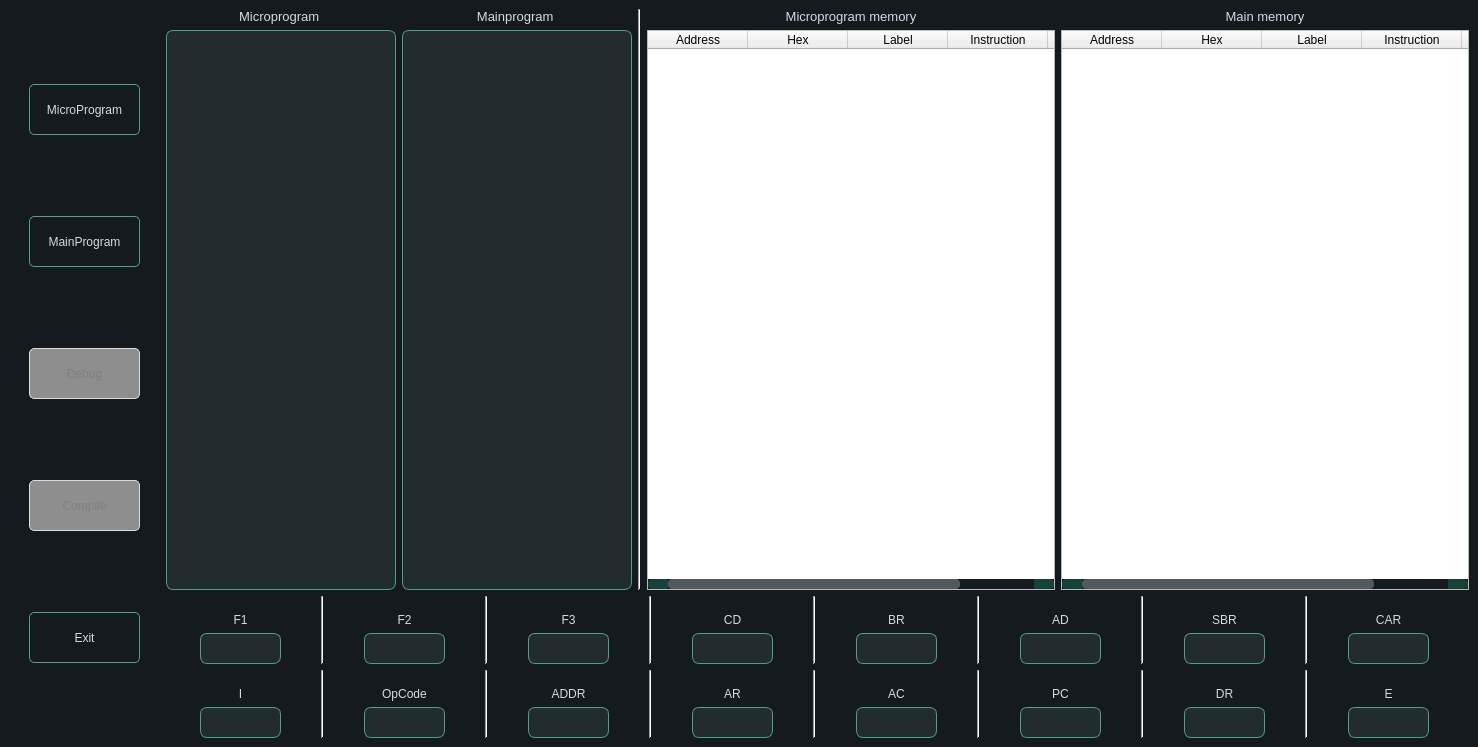
Above: Assembler/mainwindow.ui from darabzsh/MicroprogramAssembler before the change. Below: the same form after it.
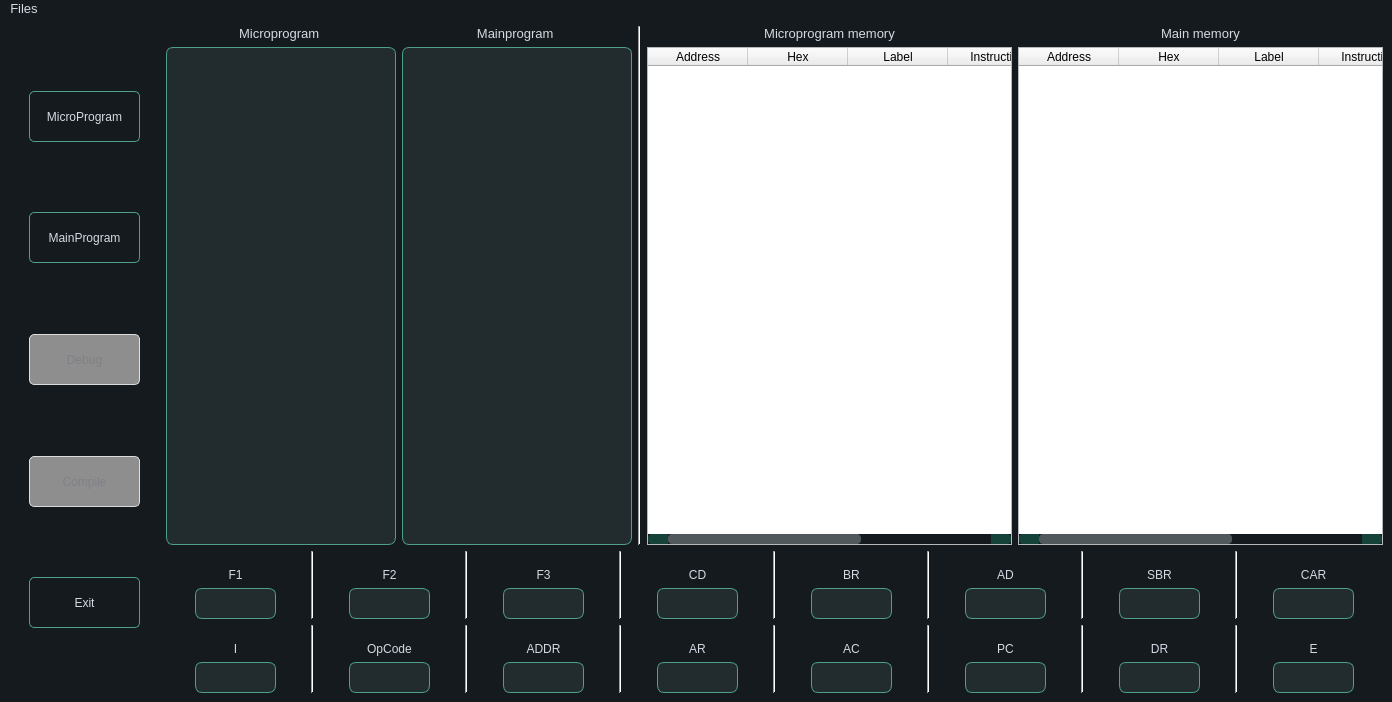
That is the form after the change.

Commit message: Save and Open codes to text file

Patch:
```diff
--- a/Assembler/mainwindow.ui
+++ b/Assembler/mainwindow.ui
@@ -6,8 +6,8 @@
    <rect>
     <x>0</x>
     <y>0</y>
-    <width>1478</width>
-    <height>747</height>
+    <width>1392</width>
+    <height>702</height>
    </rect>
   </property>
   <property name="windowTitle">
@@ -1879,10 +1879,27 @@
     <rect>
      <x>0</x>
      <y>0</y>
-     <width>1478</width>
-     <height>22</height>
+     <width>1392</width>
+     <height>24</height>
     </rect>
    </property>
+   <property name="font">
+    <font>
+     <family>Microsoft Sans Serif</family>
+     <pointsize>10</pointsize>
+    </font>
+   </property>
+   <property name="cursor">
+    <cursorShape>PointingHandCursor</cursorShape>
+   </property>
+   <widget class="QMenu" name="menuFiles">
+    <property name="title">
+     <string>Files</string>
+    </property>
+    <addaction name="action_open"/>
+    <addaction name="action_save"/>
+   </widget>
+   <addaction name="menuFiles"/>
   </widget>
  </widget>
  <resources/>
```
Left out of the diff: 32 changed lines with no effect on the pictures. The commit also changes 2 other files.
